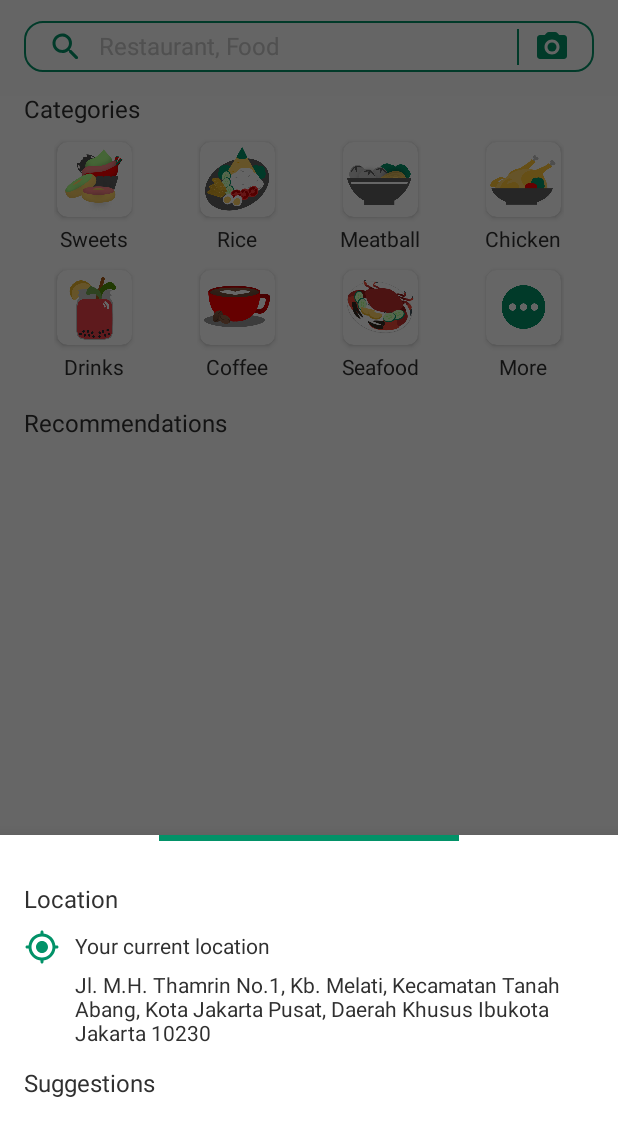
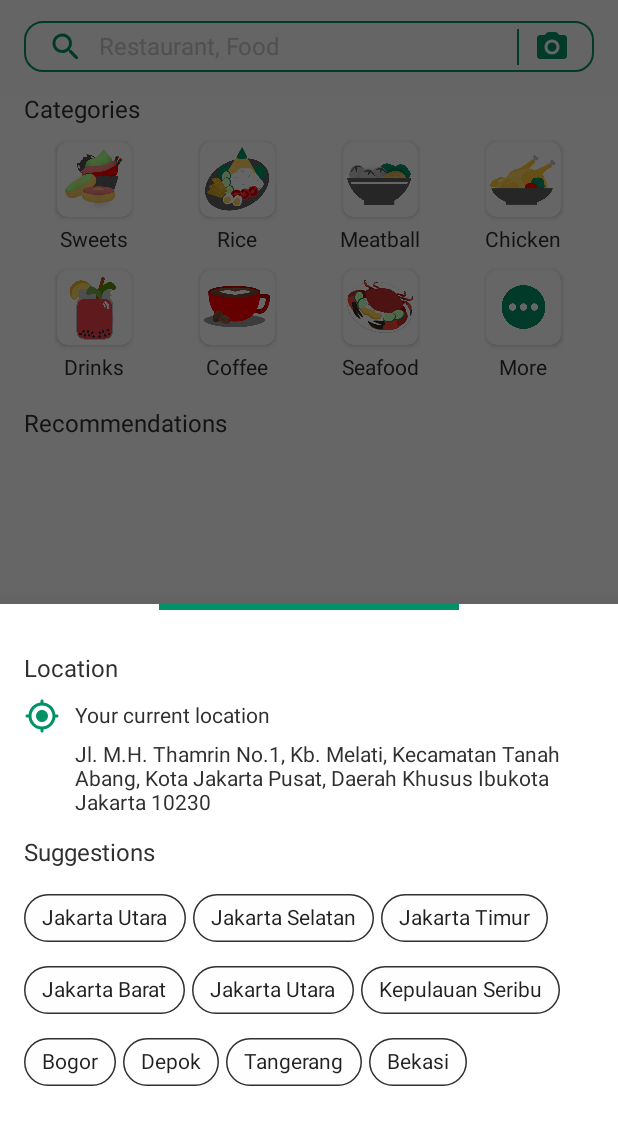
Before and after one commit to alpian-12/restaurant-recommendation, an Android app: the screen it shows after launch (MainActivity), after a tap on "Your Location", on a phone screen of 412 x 824 dp, the part 93-1236 px from its top. Run offline under Robolectric (Android 15) with nearby library versions, the phone set to English and light mode, and no system bars; our stand-ins replace FlexboxLayout, navigation-ui; Roboto replaces fonts that are not available here.

Commit message:
add location chips

```diff
--- /dev/null
+++ b/app/src/main/java/com/example/restaurantrecommendation/model/Location.kt
@@ -0,0 +1,5 @@
+package com.example.restaurantrecommendation.model
+
+data class Location(
+    val name: String
+)
--- a/app/src/main/java/com/example/restaurantrecommendation/ui/bottomsheet/LocationBottomSheet.kt
+++ b/app/src/main/java/com/example/restaurantrecommendation/ui/bottomsheet/LocationBottomSheet.kt
@@ -4,12 +4,18 @@ import android.os.Bundle
 import android.view.LayoutInflater
 import android.view.View
 import android.view.ViewGroup
+import android.widget.Toast
+import com.example.restaurantrecommendation.R
 import com.example.restaurantrecommendation.databinding.BottomSheetLocationBinding
+import com.example.restaurantrecommendation.model.Location
 import com.google.android.material.bottomsheet.BottomSheetDialogFragment
+import com.google.android.material.chip.Chip
 
 class LocationBottomSheet: BottomSheetDialogFragment() {
     private var _binding: BottomSheetLocationBinding? = null
     private val binding get() = _binding!!
+
+    private val list = ArrayList<Location>()
 
     companion object {
         const val TAG = "LocationBottomSheet"
@@ -24,4 +30,35 @@ class LocationBottomSheet: BottomSheetDialogFragment() {
 
         return binding.root
     }
+
+    override fun onViewCreated(view: View, savedInstanceState: Bundle?) {
+        super.onViewCreated(view, savedInstanceState)
+        list.addAll(listLocations)
+        getLocation()
+    }
+
+    private val listLocations: ArrayList<Location>
+        get() {
+            val name = resources.getStringArray(R.array.location)
+            val listLocation = ArrayList<Location>()
+            for (i in name.indices) {
+                val location = Location(name[i])
+                listLocation.add(location)
+            }
+            return listLocation
+        }
+
+    private fun getLocation() {
+        for(i in 0 until list.size) {
+            val chip = Chip(context)
+            chip.text = list[i].name
+
+            chip.setOnClickListener {
+                Toast.makeText(context, "Location is chosen", Toast.LENGTH_SHORT).show()
+                this.dismiss()
+            }
+
+            binding.chipGroup.addView(chip)
+        }
+    }
 }
--- a/app/src/main/res/layout/bottom_sheet_location.xml
+++ b/app/src/main/res/layout/bottom_sheet_location.xml
@@ -69,6 +69,17 @@
             app:layout_constraintStart_toStartOf="parent"
             app:layout_constraintTop_toBottomOf="@+id/tv_address" />
 
+        <com.google.android.material.chip.ChipGroup
+            android:id="@+id/chip_group"
+            style="@style/Widget.MaterialComponents.Chip.Choice"
+            android:layout_width="match_parent"
+            android:layout_height="wrap_content"
+            android:layout_marginTop="10dp"
+            app:layout_constraintEnd_toEndOf="parent"
+            app:layout_constraintStart_toStartOf="parent"
+            app:layout_constraintTop_toBottomOf="@+id/tv_suggestion"
+            app:chipSpacingHorizontal="5dp"/>
+
     </androidx.constraintlayout.widget.ConstraintLayout>
 
 </LinearLayout>
--- a/app/src/main/res/values/strings.xml
+++ b/app/src/main/res/values/strings.xml
@@ -68,4 +68,29 @@
         <item>@drawable/c_middle_east</item>
         <item>@drawable/c_thai</item>
     </string-array>
+
+    <!-- Locations -->
+    <string name="north_jakarta">Jakarta Utara</string>
+    <string name="south_jakarta">Jakarta Selatan</string>
+    <string name="east_jakarta">Jakarta Timur</string>
+    <string name="west_jakarta">Jakarta Barat</string>
+    <string name="center_jakarta">Jakarta Utara</string>
+    <string name="kep_seribu">Kepulauan Seribu</string>
+    <string name="bogor">Bogor</string>
+    <string name="depok">Depok</string>
+    <string name="tangerang">Tangerang</string>
+    <string name="bekasi">Bekasi</string>
+
+    <string-array name="location">
+        <item>@string/north_jakarta</item>
+        <item>@string/south_jakarta</item>
+        <item>@string/east_jakarta</item>
+        <item>@string/west_jakarta</item>
+        <item>@string/center_jakarta</item>
+        <item>@string/kep_seribu</item>
+        <item>@string/bogor</item>
+        <item>@string/depok</item>
+        <item>@string/tangerang</item>
+        <item>@string/bekasi</item>
+    </string-array>
 </resources>
--- a/app/src/main/res/values/themes.xml
+++ b/app/src/main/res/values/themes.xml
@@ -12,6 +12,7 @@
         <!-- Status bar color. -->
         <item name="android:statusBarColor" tools:targetApi="l">?attr/colorPrimaryVariant</item>
         <!-- Customize your theme here. -->
+        <item name="chipStyle">@style/Widget.MyApp.Chip.Choice</item>
     </style>
 
     <!-- App Bar -->
@@ -86,4 +87,18 @@
         <item name="android:layout_height">45dp</item>
         <item name="android:layout_gravity">center</item>
     </style>
+
+    <!-- Chips -->
+    <style name="Widget.MyApp.Chip.Choice" parent="Widget.MaterialComponents.Chip.Choice">
+        <item name="materialThemeOverlay">@style/ThemeOverlay.MyApp.Chip.Choice</item>
+        <item name="android:textAppearance">@style/secondary_text_caption</item>
+        <item name="chipBackgroundColor">@color/white</item>
+        <item name="chipStrokeColor">@color/black</item>
+        <item name="chipStrokeWidth">1dp</item>
+    </style>
+
+    <style name="ThemeOverlay.MyApp.Chip.Choice" parent="">
+        <item name="elevationOverlayEnabled">false</item>
+    </style>
+
 </resources>
```
